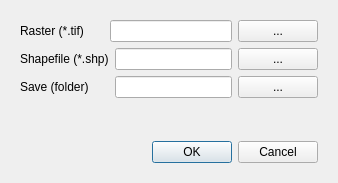
This is ui/input_dialog.ui in a-sdk/program-pengolahan-citra-drone as Qt 5 draws it before an edit. The edited form follows.
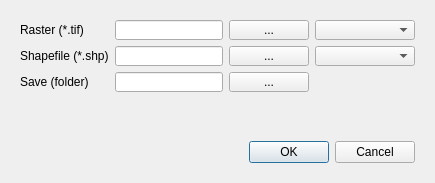
This is the edited form.

Commit message: add: Tambah fitur layer-based input

```diff
--- a/ui/input_dialog.ui
+++ b/ui/input_dialog.ui
@@ -6,13 +6,13 @@
    <rect>
     <x>0</x>
     <y>0</y>
-    <width>338</width>
+    <width>415</width>
     <height>183</height>
    </rect>
   </property>
   <property name="maximumSize">
    <size>
-    <width>338</width>
+    <width>415</width>
     <height>183</height>
    </size>
   </property>
@@ -61,6 +61,18 @@
           <layout class="QHBoxLayout" name="horizontalLayout">
            <item>
             <widget class="QLineEdit" name="lineEdit_tif">
+             <property name="sizePolicy">
+              <sizepolicy hsizetype="Fixed" vsizetype="Fixed">
+               <horstretch>0</horstretch>
+               <verstretch>0</verstretch>
+              </sizepolicy>
+             </property>
+             <property name="maximumSize">
+              <size>
+               <width>133</width>
+               <height>20</height>
+              </size>
+             </property>
              <property name="readOnly">
               <bool>true</bool>
              </property>
@@ -68,11 +80,39 @@
            </item>
            <item>
             <widget class="QPushButton" name="btn_browse_tif">
+             <property name="maximumSize">
+              <size>
+               <width>85</width>
+               <height>20</height>
+              </size>
+             </property>
              <property name="text">
               <string>...</string>
              </property>
             </widget>
            </item>
+           <item>
+            <widget class="QComboBox" name="tifcomboBox">
+             <property name="sizePolicy">
+              <sizepolicy hsizetype="Fixed" vsizetype="Fixed">
+               <horstretch>0</horstretch>
+               <verstretch>0</verstretch>
+              </sizepolicy>
+             </property>
+             <property name="minimumSize">
+              <size>
+               <width>100</width>
+               <height>20</height>
+              </size>
+             </property>
+             <property name="maximumSize">
+              <size>
+               <width>100</width>
+               <height>20</height>
+              </size>
+             </property>
+            </widget>
+           </item>
           </layout>
          </item>
         </layout>
@@ -110,6 +150,18 @@
           <layout class="QHBoxLayout" name="horizontalLayout_4">
            <item>
             <widget class="QLineEdit" name="lineEdit_shp">
+             <property name="sizePolicy">
+              <sizepolicy hsizetype="Fixed" vsizetype="Fixed">
+               <horstretch>0</horstretch>
+               <verstretch>0</verstretch>
+              </sizepolicy>
+             </property>
+             <property name="maximumSize">
+              <size>
+               <width>133</width>
+               <height>20</height>
+              </size>
+             </property>
              <property name="readOnly">
               <bool>true</bool>
              </property>
@@ -117,11 +169,39 @@
            </item>
            <item>
             <widget class="QPushButton" name="btn_browse_shp">
+             <property name="maximumSize">
+              <size>
+               <width>85</width>
+               <height>20</height>
+              </size>
+             </property>
              <property name="text">
               <string>...</string>
              </property>
             </widget>
            </item>
+           <item>
+            <widget class="QComboBox" name="shpcomboBox">
+             <property name="sizePolicy">
+              <sizepolicy hsizetype="Fixed" vsizetype="Fixed">
+               <horstretch>0</horstretch>
+               <verstretch>0</verstretch>
+              </sizepolicy>
+             </property>
+             <property name="minimumSize">
+              <size>
+               <width>100</width>
+               <height>0</height>
+              </size>
+             </property>
+             <property name="maximumSize">
+              <size>
+               <width>100</width>
+               <height>20</height>
+              </size>
+             </property>
+            </widget>
+           </item>
           </layout>
          </item>
         </layout>
@@ -159,6 +239,18 @@
           <layout class="QHBoxLayout" name="horizontalLayout_6">
            <item>
             <widget class="QLineEdit" name="lineEdit_out">
+             <property name="sizePolicy">
+              <sizepolicy hsizetype="Fixed" vsizetype="Fixed">
+               <horstretch>0</horstretch>
+               <verstretch>0</verstretch>
+              </sizepolicy>
+             </property>
+             <property name="maximumSize">
+              <size>
+               <width>133</width>
+               <height>20</height>
+              </size>
+             </property>
              <property name="readOnly">
               <bool>true</bool>
              </property>
@@ -166,11 +258,30 @@
            </item>
            <item>
             <widget class="QPushButton" name="btn_browse_out">
+             <property name="maximumSize">
+              <size>
+               <width>85</width>
+               <height>20</height>
+              </size>
+             </property>
              <property name="text">
               <string>...</string>
              </property>
             </widget>
            </item>
+           <item>
+            <spacer name="horizontalSpacer">
+             <property name="orientation">
+              <enum>Qt::Horizontal</enum>
+             </property>
+             <property name="sizeHint" stdset="0">
+              <size>
+               <width>30</width>
+               <height>20</height>
+              </size>
+             </property>
+            </spacer>
+           </item>
           </layout>
          </item>
         </layout>
```
The commit also changes 6 other files.
